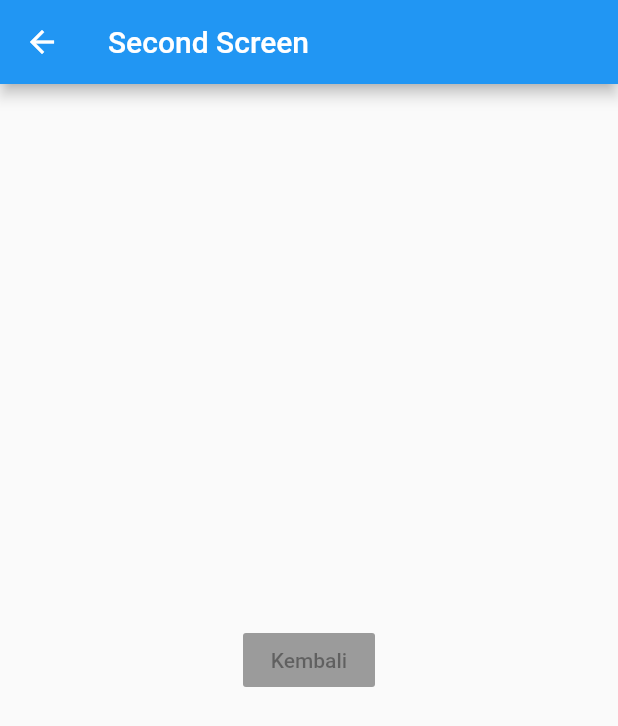
After one commit to adhytianara/LearnFlutter, a Flutter app: the SecondScreen screen opened directly, on a phone screen of 412 x 824 dp. The commit adds this screen. Shown: the top 726 px of the screen. Run offline on Flutter 3.47's test engine with Material 2 defaults, Android fonts, the phone set to English and light mode, and no system bars.

Commit message:
create second screen

```diff
--- /dev/null
+++ b/lib/SecondScreen.dart
@@ -0,0 +1,17 @@
+import 'package:flutter/material.dart';
+
+class SecondScreen extends StatelessWidget {
+  @override
+  Widget build(BuildContext context) {
+    return Scaffold(
+      appBar: AppBar(
+        title: Text('Second Screen'),
+      ),
+      body: Center(
+        child: RaisedButton(
+          child: Text('Kembali'),
+        ),
+      ),
+    );
+  }
+}
--- a/lib/main.dart
+++ b/lib/main.dart
@@ -1,5 +1,6 @@
 import 'package:flutter/material.dart';
 import 'package:learn_flutter/FirstScreen.dart';
+import 'package:learn_flutter/SecondScreen.dart';
 
 void main() => runApp(MyApp());
 
```
